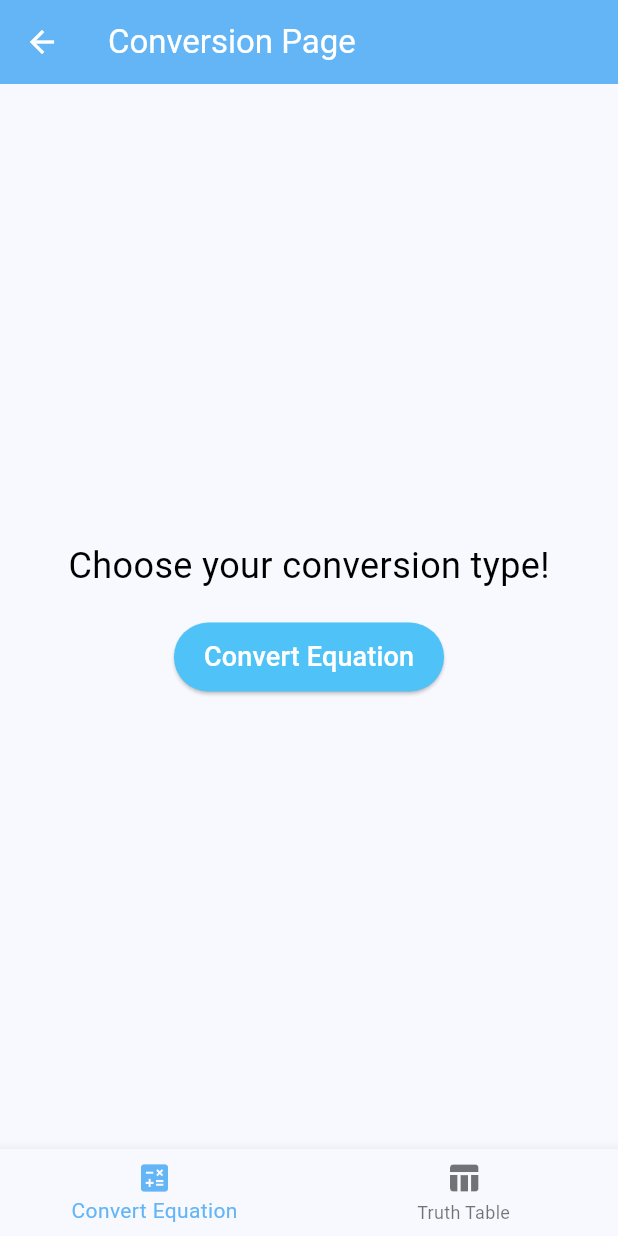
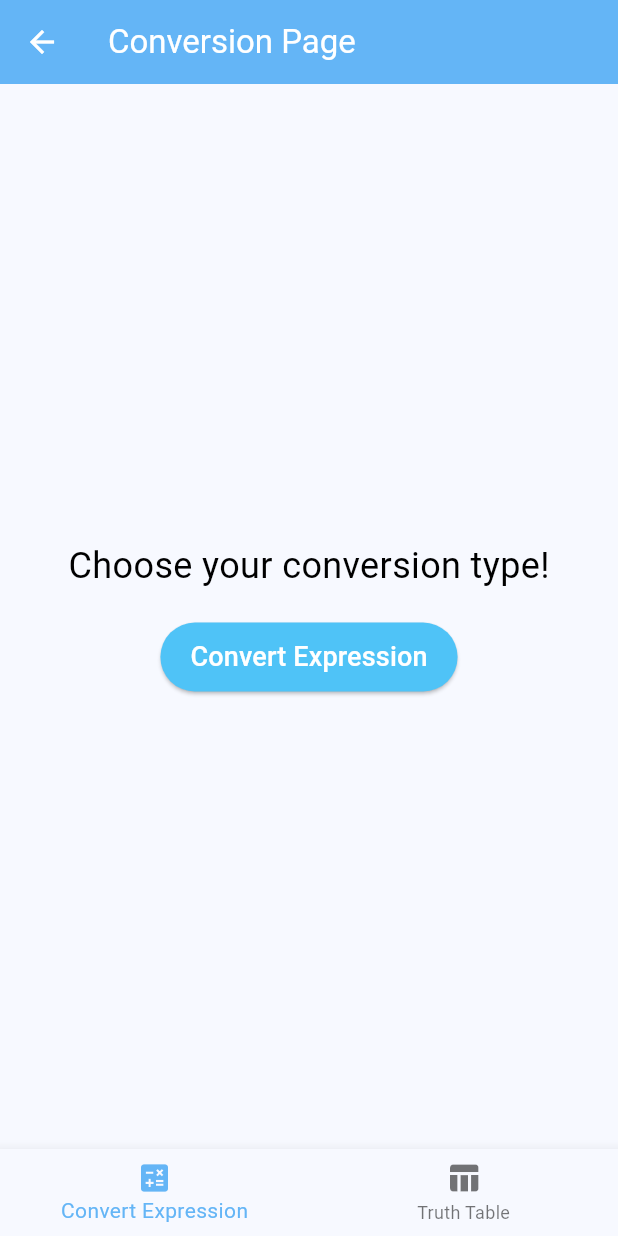
Before and after one commit to Zyldzkie/logicalc, a Flutter app: the screen it shows after launch, after a tap on "Get Started", on a phone screen of 412 x 824 dp. Run offline on Flutter 3.47's test engine with Material 3 defaults, Android fonts, the phone set to English and light mode, and no system bars; our stand-ins replace camera, shared_preferences; missing offline and left inert: expressions, graphview.

Commit message:
[Update] Equation into "Expression"

```diff
--- a/lib/main.dart
+++ b/lib/main.dart
@@ -92,12 +92,12 @@ class _LandingPageState extends State<LandingPage> {
                 _buildFeaturePage(
                   icon: Icons.check_circle,
                   title: 'Efficient Conversions',
-                  description: 'Convert equations, diagrams, and generate truth tables.',
+                  description: 'Convert expressions, diagrams, and generate truth tables.',
                 ),
                 _buildFeaturePage(
                   icon: Icons.calculate,
                   title: 'Analyze Your Data',
-                  description: 'Utilize our tools to analyze your logical equations and data.',
+                  description: 'Utilize our tools to analyze your logical expressions and data.',
                 ),
                 _buildFeaturePage(
                   icon: Icons.table_chart,
@@ -242,7 +242,7 @@ class ConversionPage extends StatelessWidget {
                 );
               },
               child: const Text(
-                'Convert Equation',
+                'Convert Expression',
                 style: TextStyle(fontSize: 18, color: Colors.white),
               ),
             ),
@@ -253,7 +253,7 @@ class ConversionPage extends StatelessWidget {
         items: const [
           BottomNavigationBarItem(
             icon: Icon(Icons.calculate),
-            label: 'Convert Equation',
+            label: 'Convert Expression',
           ),
           BottomNavigationBarItem(
             icon: Icon(Icons.table_chart),
@@ -419,7 +419,7 @@ class _EquationInputPageState extends State<EquationInputPage> {
   Widget build(BuildContext context) {
     return Scaffold(
       appBar: AppBar(
-        title: const Text('Equation Input', style: TextStyle(color: Colors.white)),
+        title: const Text('Expression Input', style: TextStyle(color: Colors.white)),
         backgroundColor: Theme.of(context).colorScheme.primary,
         iconTheme: const IconThemeData(color: Colors.white),
       ),
@@ -428,7 +428,7 @@ class _EquationInputPageState extends State<EquationInputPage> {
         child: Column(
           children: [
             const Text(
-              'Input your equation:',
+              'Input your Expression:',
               style: TextStyle(fontSize: 24, color: Colors.black),
             ),
             const SizedBox(height: 20),
@@ -437,7 +437,7 @@ class _EquationInputPageState extends State<EquationInputPage> {
               readOnly: true,
               decoration: const InputDecoration(
                 border: OutlineInputBorder(),
-                labelText: 'Equation',
+                labelText: 'Expression',
               ),
             ),
             const SizedBox(height: 20),
```
